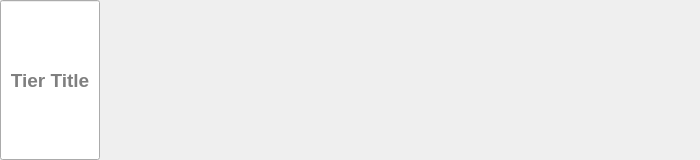
Above: tierwidget.ui from spencerasmith96/MudaeTierList before the change. Below: the same form after it.
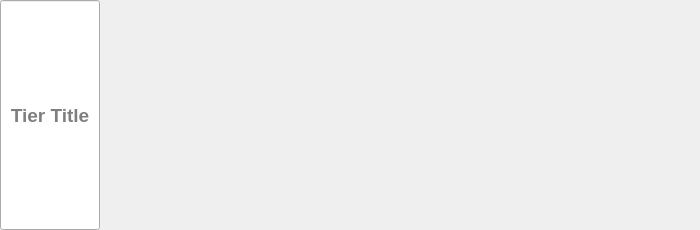
That is the form after the change.

```diff
--- a/tierwidget.ui
+++ b/tierwidget.ui
@@ -7,7 +7,7 @@
     <x>0</x>
     <y>0</y>
     <width>700</width>
-    <height>160</height>
+    <height>230</height>
    </rect>
   </property>
   <property name="sizePolicy">
@@ -19,13 +19,13 @@
   <property name="minimumSize">
    <size>
     <width>0</width>
-    <height>160</height>
+    <height>230</height>
    </size>
   </property>
   <property name="maximumSize">
    <size>
     <width>16777215</width>
-    <height>160</height>
+    <height>230</height>
    </size>
   </property>
   <property name="windowTitle">
@@ -120,19 +120,57 @@
      <property name="frameShape">
       <enum>QFrame::NoFrame</enum>
      </property>
+     <property name="verticalScrollBarPolicy">
+      <enum>Qt::ScrollBarAlwaysOff</enum>
+     </property>
+     <property name="sizeAdjustPolicy">
+      <enum>QAbstractScrollArea::AdjustToContents</enum>
+     </property>
      <property name="widgetResizable">
       <bool>true</bool>
      </property>
+     <property name="alignment">
+      <set>Qt::AlignLeading|Qt::AlignLeft|Qt::AlignVCenter</set>
+     </property>
      <widget class="QWidget" name="scrollAreaWidgetContents">
       <property name="geometry">
        <rect>
         <x>0</x>
         <y>0</y>
         <width>600</width>
-        <height>160</height>
+        <height>230</height>
        </rect>
       </property>
-      <layout class="QHBoxLayout" name="c"/>
+      <layout class="QHBoxLayout" name="characterAreaLayout">
+       <property name="spacing">
+        <number>2</number>
+       </property>
+       <property name="leftMargin">
+        <number>0</number>
+       </property>
+       <property name="topMargin">
+        <number>0</number>
+       </property>
+       <property name="rightMargin">
+        <number>0</number>
+       </property>
+       <property name="bottomMargin">
+        <number>0</number>
+       </property>
+       <item>
+        <spacer name="horizontalSpacer">
+         <property name="orientation">
+          <enum>Qt::Horizontal</enum>
+         </property>
+         <property name="sizeHint" stdset="0">
+          <size>
+           <width>40</width>
+           <height>20</height>
+          </size>
+         </property>
+        </spacer>
+       </item>
+      </layout>
      </widget>
     </widget>
    </item>
```
Left out of the diff: 8 changed lines with no effect on the pictures.
